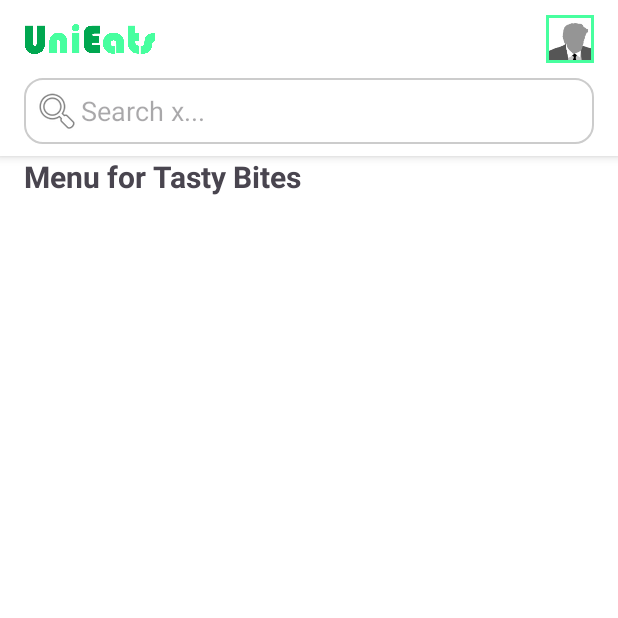
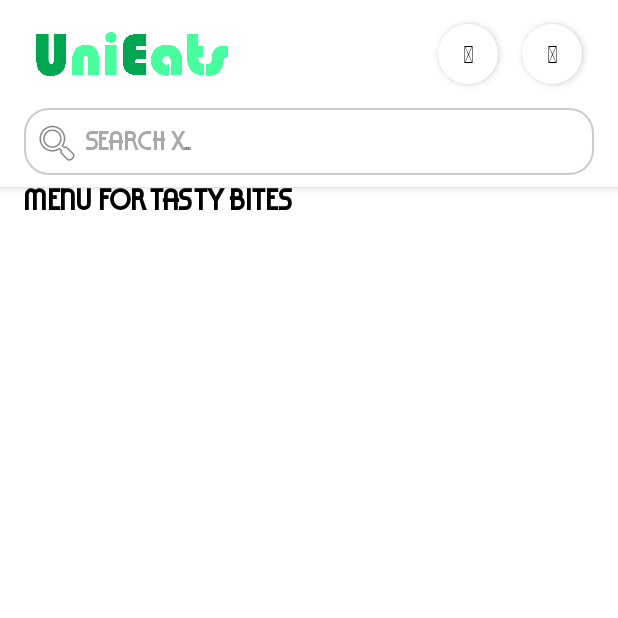
Before and after one commit to kylehellstrom-22343261/CS4084-Group_27, an Android app: the screen it shows after launch (MainActivity), after a tap on "Tasty Bites", on a phone screen of 412 x 824 dp, the top half of it. Run offline under Robolectric (Android 15) with nearby library versions, the light colour scheme and no system bars.

Commit message:
Added favourites and updated font

```diff
--- a/app/src/main/java/com/example/unieats/view/activity/MainActivity.java
+++ b/app/src/main/java/com/example/unieats/view/activity/MainActivity.java
@@ -3,7 +3,8 @@ package com.example.unieats.view.activity;
 import android.content.Intent;
 import android.os.Bundle;
 import android.view.View;
-import android.widget.ImageButton;
+import android.widget.Button;
+
 import androidx.appcompat.app.AppCompatActivity;
 import androidx.core.graphics.Insets;
 import androidx.core.view.ViewCompat;
@@ -17,8 +18,6 @@ public class MainActivity extends AppCompatActivity {
     @Override
     protected void onCreate(Bundle savedInstanceState) {
         super.onCreate(savedInstanceState);
-
-
 
 
         // Activity time bar colour
@@ -38,7 +37,7 @@ public class MainActivity extends AppCompatActivity {
 
 
         // Find the profile button by ID
-        ImageButton profileButton = findViewById(R.id.profileButton);
+        Button profileButton = findViewById(R.id.profileButton);
 
         // Set click listener for the profile button
         profileButton.setOnClickListener(new View.OnClickListener() {
--- /dev/null
+++ b/app/src/main/res/drawable/circular_button_bg.xml
@@ -0,0 +1,16 @@
+<?xml version="1.0" encoding="utf-8"?>
+<selector xmlns:android="http://schemas.android.com/apk/res/android">
+    <!-- Pressed State -->
+    <item android:state_pressed="true">
+        <shape android:shape="oval">
+            <solid android:color="@color/lime" />
+        </shape>
+    </item>
+
+    <!-- Default State -->
+    <item>
+        <shape android:shape="oval">
+            <solid android:color="@color/green" />
+        </shape>
+    </item>
+</selector>
--- a/app/src/main/res/drawable/search_bar_bg.xml
+++ b/app/src/main/res/drawable/search_bar_bg.xml
@@ -1,6 +1,6 @@
 <?xml version="1.0" encoding="utf-8"?>
 <shape xmlns:android="http://schemas.android.com/apk/res/android">
     <solid android:color="#FFFFFF"/>
-    <corners android:radius="12dp"/>
+    <corners android:radius="16dp"/>
     <stroke android:width="1dp" android:color="#CCCCCC"/>
 </shape>
--- /dev/null
+++ b/app/src/main/res/font/bauhaus_font.xml
@@ -0,0 +1,7 @@
+<?xml version="1.0" encoding="utf-8"?>
+<font-family xmlns:android="http://schemas.android.com/apk/res/android">
+    <font
+        android:fontStyle="normal"
+        android:fontWeight="400"
+        android:font="@font/bauhaus" />
+</font-family>
--- a/app/src/main/res/layout/activity_main.xml
+++ b/app/src/main/res/layout/activity_main.xml
@@ -10,48 +10,72 @@
         android:layout_width="match_parent"
         android:layout_height="wrap_content"
         android:background="#FFFFFF"
-        android:elevation="4dp">
+        android:elevation="3dp">
 
         <!-- Make Vertical -->
         <LinearLayout
             android:layout_width="match_parent"
             android:layout_height="match_parent"
             android:orientation="vertical">
+
             <!-- Logo and Dropdown -->
             <LinearLayout
                 android:layout_width="match_parent"
                 android:layout_height="wrap_content"
                 android:gravity="center_vertical"
-                android:orientation="horizontal"
-                >
+                android:orientation="horizontal">
 
                 <!-- Logo -->
                 <ImageView
-                    android:layout_width="120dp"
+                    android:layout_width="160dp"
                     android:layout_height="wrap_content"
                     android:adjustViewBounds="true"
                     android:contentDescription="@string/unieats_logo"
-                    android:src="@drawable/unieats_logo"
-                    android:padding="16dp" />
+                    android:paddingHorizontal="16dp"
+                    android:layout_marginStart="8dp"
+                    android:src="@drawable/unieats_logo" />
 
                 <View
                     android:layout_width="0dp"
                     android:layout_height="1dp"
                     android:layout_weight="1" />
 
+                <!-- Favourites -->
+                <Button
+                    android:id="@+id/favouritesButton"
+                    android:layout_width="40dp"
+                    android:layout_height="40dp"
+                    android:layout_margin="16dp"
+                    android:layout_gravity="center_vertical"
+                    android:background="@drawable/circular_button_bg"
+                    android:contentDescription="Favourites"
+                    android:elevation="3dp"
+                    android:fontFamily="@font/fa_solid"
+                    android:gravity="center"
+                    android:padding="0dp"
+                    android:stateListAnimator="@null"
+                    android:text="\uf005"
+                    android:textColor="@color/black"
+                    android:textSize="16sp" />
+
                 <!-- Profile -->
-                <ImageButton
+                <Button
                     android:id="@+id/profileButton"
-                    android:layout_width="32dp"
-                    android:layout_height="32dp"
-                    android:src="@drawable/default_pfp"
-                    android:contentDescription="profile"
-                    android:layout_gravity="center"
-                    android:layout_marginEnd="16dp"
-                    android:scaleType="fitCenter"
-                    android:background="@color/uelime"
-                    android:padding="2dp"
-                    />
+                    android:layout_width="40dp"
+                    android:layout_height="40dp"
+                    android:layout_marginEnd="24dp"
+                    android:layout_gravity="center_vertical"
+                    android:background="@drawable/circular_button_bg"
+                    android:contentDescription="Profile"
+                    android:elevation="3dp"
+                    android:fontFamily="@font/fa_solid"
+                    android:gravity="center"
+                    android:padding="0dp"
+                    android:stateListAnimator="@null"
+                    android:text="\uf013"
+                    android:textColor="@color/black"
+                    android:textSize="16sp" />
+
 
             </LinearLayout>
 
@@ -64,8 +88,10 @@
                 android:layout_marginBottom="8dp"
                 android:background="@drawable/search_bar_bg"
                 android:drawableStart="@android:drawable/ic_menu_search"
-                android:hint="Search x..."
-                android:padding="6dp" />
+                android:hint=" Search x..."
+                android:paddingBottom="5dp"
+                android:paddingTop="7dp"
+                android:paddingHorizontal="6dp"/>
 
         </LinearLayout>
     </FrameLayout>
--- a/app/src/main/res/layout/item_restaurant_header.xml
+++ b/app/src/main/res/layout/item_restaurant_header.xml
@@ -6,7 +6,8 @@
     android:layout_height="wrap_content"
     android:text="@string/restaurant_header"
     android:textSize="24sp"
-    android:textStyle="bold"
-    android:textColor="#002600"
+    android:textColor="@color/black"
+    android:paddingTop="5dp"
+    android:fontFamily="@font/bauhaus_font"
     android:layout_marginTop="16dp"
     android:paddingBottom="8dp"/>
--- a/app/src/main/res/values-night/themes.xml
+++ b/app/src/main/res/values-night/themes.xml
@@ -6,5 +6,7 @@
         <item name="android:windowBackground">@color/white</item>
         <item name="android:textColor">@color/black</item>
         <item name="android:navigationBarColor">@color/white</item>
+        <item name="android:fontFamily">@font/bauhaus_font</item>
+
     </style>
 </resources>
--- a/app/src/main/res/values/colors.xml
+++ b/app/src/main/res/values/colors.xml
@@ -3,6 +3,6 @@
     <color name="black">#FF000000</color>
     <color name="white">#FFFFFFFF</color>
     <color name="grey">#FFD0D0FF</color>
-    <color name="uelime">#FF47FF9F</color>
-    <color name="uegreen">#FF00A750</color>
+    <color name="lime">#FF47FF9F</color>
+    <color name="green">#FF00A750</color>
 </resources>
--- a/app/src/main/res/values/themes.xml
+++ b/app/src/main/res/values/themes.xml
@@ -6,7 +6,8 @@
         <item name="colorOnPrimary">@color/black</item>
         <item name="android:windowBackground">@color/black</item>
         <item name="android:navigationBarColor">@color/white</item>
-
+        <item name="android:fontFamily">@font/bauhaus_font</item>
+        <item name="android:textColor">@color/black</item>
     </style>
 
     <style name="Theme.UniEats" parent="Base.Theme.UniEats" />
```
Also changed, not shown: app/src/main/java/com/example/unieats/view/activity/ProfileActivity.java (+15 -1 lines), app/src/main/res/font/fa_font.xml (added, +7 -0 lines), app/src/main/res/layout/activity_profile.xml (+43 -8 lines), app/src/main/res/layout/item_restaurant.xml (+7 -4 lines), app/src/main/res/font/bauhaus.ttf (added), 1 other file. Lines whose indentation alone changed are shown as unchanged.
